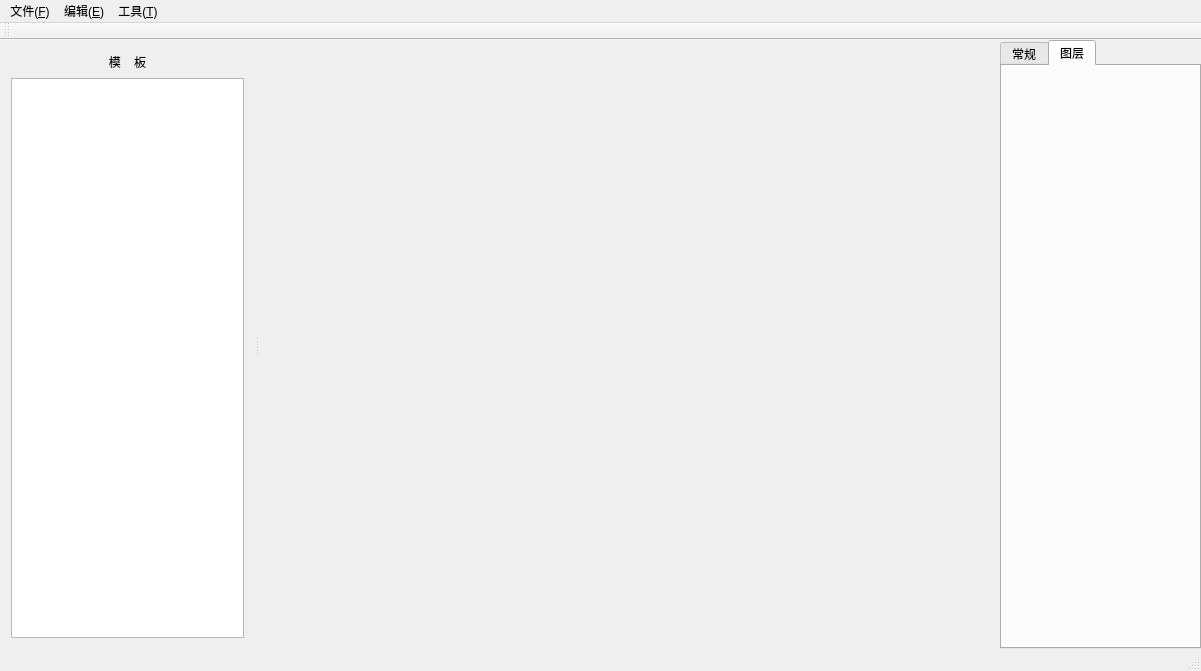
Old version of the form MainWindow.ui in the repository slug404/Photo.
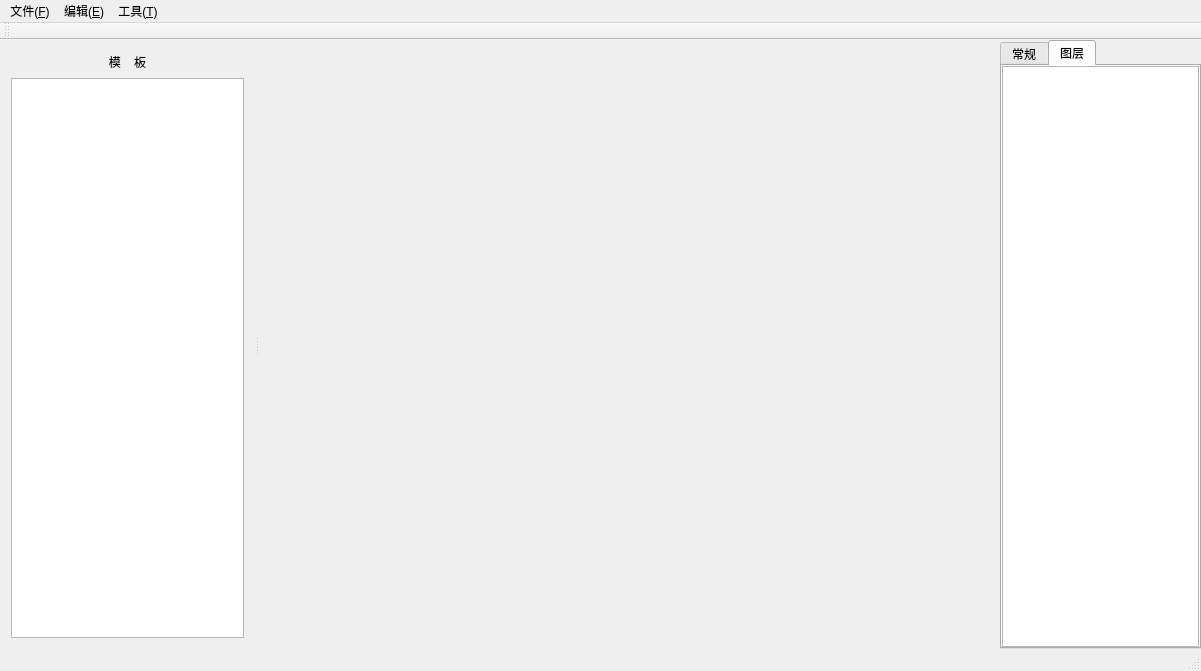
New version of the form. The open tabs and pages were chosen to show the change. Custom widgets are drawn as their Qt base class.

Diff of the .ui file:
```diff
--- a/MainWindow.ui
+++ b/MainWindow.ui
@@ -273,6 +273,17 @@
        <attribute name="title">
         <string>图层</string>
        </attribute>
+       <layout class="QGridLayout" name="gridLayout_3">
+        <property name="margin">
+         <number>0</number>
+        </property>
+        <property name="spacing">
+         <number>0</number>
+        </property>
+        <item row="0" column="0">
+         <widget class="ListWidgetLayout" name="listWidgetLayer"/>
+        </item>
+       </layout>
       </widget>
      </widget>
     </item>
@@ -397,6 +408,11 @@
    <header>widgetshowscene.h</header>
    <container>1</container>
   </customwidget>
+  <customwidget>
+   <class>ListWidgetLayout</class>
+   <extends>QListWidget</extends>
+   <header>ListWidgetLayout.h</header>
+  </customwidget>
  </customwidgets>
  <resources/>
  <connections/>
```
Left out of the diff: 2 changed lines with no effect on the pictures.
